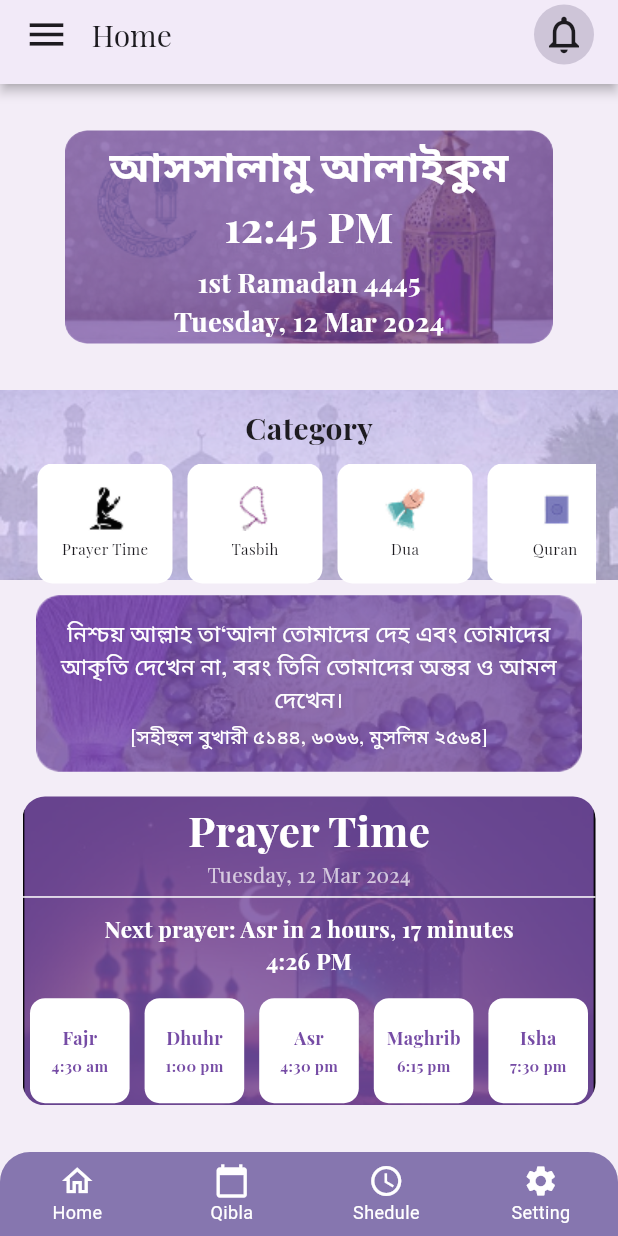
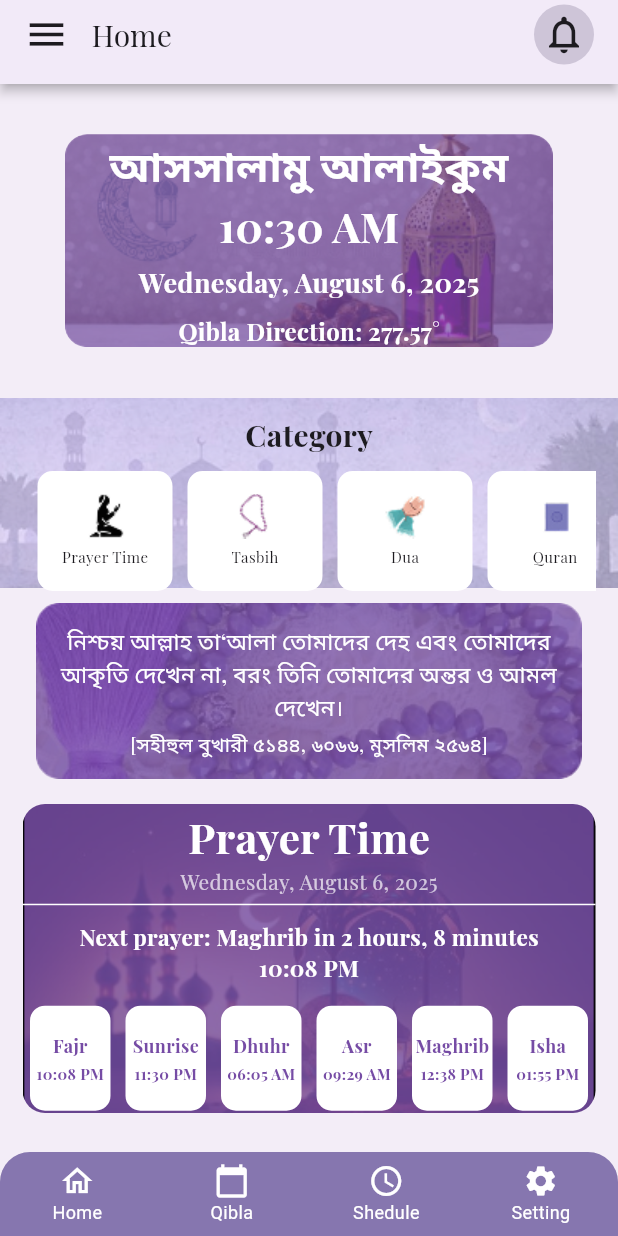
Before and after one commit to AbuZafor99/Muslim-Life, a Flutter app: the screen it shows after launch, on a phone screen of 412 x 824 dp. Run offline on Flutter 3.47's test engine with Material 3 defaults, Android fonts, the phone set to English and light mode, and no system bars; our stand-ins replace adhan, flutter_svg, lottie, timezone.

Commit message:
add time and date in the main nav

```diff
--- /dev/null
+++ b/lib/data/zilla_locations.dart
@@ -0,0 +1,68 @@
+
+
+final List<Map<String, dynamic>> zillaLocations = [
+  {'name': 'Bagerhat', 'latitude': 22.6667, 'longitude': 89.7833},
+  {'name': 'Bandarban', 'latitude': 22.2000, 'longitude': 92.2167},
+  {'name': 'Barguna', 'latitude': 22.1500, 'longitude': 90.1167},
+  {'name': 'Barisal', 'latitude': 22.7000, 'longitude': 90.3667},
+  {'name': 'Bhola', 'latitude': 22.6833, 'longitude': 90.6500},
+  {'name': 'Bogra', 'latitude': 24.8500, 'longitude': 89.3667},
+  {'name': 'Brahmanbaria', 'latitude': 23.9500, 'longitude': 91.1167},
+  {'name': 'Chandpur', 'latitude': 23.2167, 'longitude': 90.6500},
+  {'name': 'Chapai Nawabganj', 'latitude': 24.5833, 'longitude': 88.2833},
+  {'name': 'Chittagong', 'latitude': 22.3333, 'longitude': 91.8333},
+  {'name': 'Chuadanga', 'latitude': 23.6500, 'longitude': 88.8500},
+  {'name': 'Comilla', 'latitude': 23.4667, 'longitude': 91.1833},
+  {'name': 'Cox\'s Bazar', 'latitude': 21.4500, 'longitude': 91.9667},
+  {'name': 'Dhaka', 'latitude': 23.8103, 'longitude': 90.4125},
+  {'name': 'Dinajpur', 'latitude': 25.6333, 'longitude': 88.6333},
+  {'name': 'Faridpur', 'latitude': 23.6000, 'longitude': 89.8333},
+  {'name': 'Feni', 'latitude': 23.0167, 'longitude': 91.4000},
+  {'name': 'Gaibandha', 'latitude': 25.3333, 'longitude': 89.5500},
+  {'name': 'Gazipur', 'latitude': 24.0000, 'longitude': 90.4167},
+  {'name': 'Gopalganj', 'latitude': 23.0167, 'longitude': 89.8333},
+  {'name': 'Habiganj', 'latitude': 24.3833, 'longitude': 91.4167},
+  {'name': 'Jamalpur', 'latitude': 24.9167, 'longitude': 89.9500},
+  {'name': 'Jessore', 'latitude': 23.1667, 'longitude': 89.2167},
+  {'name': 'Jhalokati', 'latitude': 22.6333, 'longitude': 90.2000},
+  {'name': 'Jhenaidah', 'latitude': 23.5500, 'longitude': 89.1667},
+  {'name': 'Joypurhat', 'latitude': 25.1000, 'longitude': 89.0333},
+  {'name': 'Khagrachari', 'latitude': 23.1167, 'longitude': 91.9833},
+  {'name': 'Khulna', 'latitude': 22.8167, 'longitude': 89.5500},
+  {'name': 'Kishoreganj', 'latitude': 24.4333, 'longitude': 90.7833},
+  {'name': 'Kurigram', 'latitude': 25.8167, 'longitude': 89.6500},
+  {'name': 'Kushtia', 'latitude': 23.9000, 'longitude': 89.1167},
+  {'name': 'Lakshmipur', 'latitude': 22.9500, 'longitude': 90.8333},
+  {'name': 'Lalmonirhat', 'latitude': 25.9167, 'longitude': 89.4500},
+  {'name': 'Madaripur', 'latitude': 23.1667, 'longitude': 90.2167},
+  {'name': 'Magura', 'latitude': 23.4833, 'longitude': 89.4167},
+  {'name': 'Manikganj', 'latitude': 23.8667, 'longitude': 90.0500},
+  {'name': 'Meherpur', 'latitude': 23.7667, 'longitude': 88.6500},
+  {'name': 'Moulvibazar', 'latitude': 24.4833, 'longitude': 91.7667},
+  {'name': 'Munshiganj', 'latitude': 23.5333, 'longitude': 90.5333},
+  {'name': 'Mymensingh', 'latitude': 24.7500, 'longitude': 90.4167},
+  {'name': 'Naogaon', 'latitude': 24.8167, 'longitude': 88.9500},
+  {'name': 'Narail', 'latitude': 23.1833, 'longitude': 89.5000},
+  {'name': 'Narayanganj', 'latitude': 23.6167, 'longitude': 90.5000},
+  {'name': 'Narsingdi', 'latitude': 23.9167, 'longitude': 90.7167},
+  {'name': 'Natore', 'latitude': 24.4167, 'longitude': 89.0000},
+  {'name': 'Netrokona', 'latitude': 24.8833, 'longitude': 90.7333},
+  {'name': 'Nilphamari', 'latitude': 25.9333, 'longitude': 88.8500},
+  {'name': 'Noakhali', 'latitude': 22.8333, 'longitude': 91.1000},
+  {'name': 'Pabna', 'latitude': 24.0167, 'longitude': 89.2500},
+  {'name': 'Panchagarh', 'latitude': 26.3333, 'longitude': 88.5500},
+  {'name': 'Patuakhali', 'latitude': 22.3500, 'longitude': 90.3167},
+  {'name': 'Pirojpur', 'latitude': 22.5833, 'longitude': 89.9667},
+  {'name': 'Rajbari', 'latitude': 23.7500, 'longitude': 89.6500},
+  {'name': 'Rajshahi', 'latitude': 24.3667, 'longitude': 88.6000},
+  {'name': 'Rangamati', 'latitude': 22.6667, 'longitude': 92.1667},
+  {'name': 'Rangpur', 'latitude': 25.7500, 'longitude': 89.2500},
+  {'name': 'Satkhira', 'latitude': 22.7167, 'longitude': 89.0833},
+  {'name': 'Shariatpur', 'latitude': 23.2167, 'longitude': 90.3333},
+  {'name': 'Sherpur', 'latitude': 25.0167, 'longitude': 90.0167},
+  {'name': 'Sirajganj', 'latitude': 24.4500, 'longitude': 89.7167},
+  {'name': 'Sunamganj', 'latitude': 25.0667, 'longitude': 91.4000},
+  {'name': 'Sylhet', 'latitude': 24.9000, 'longitude': 91.8667},
+  {'name': 'Tangail', 'latitude': 24.2500, 'longitude': 89.9167},
+  {'name': 'Thakurgaon', 'latitude': 26.0333, 'longitude': 88.4667},
+];
--- a/lib/main.dart
+++ b/lib/main.dart
@@ -1,6 +1,9 @@
 import 'package:flutter/material.dart';
 import 'package:muslim_life/myapp.dart';
+import 'package:timezone/data/latest.dart' as tz;
 
 void main() {
+  WidgetsFlutterBinding.ensureInitialized();
+  tz.initializeTimeZones();
   runApp(const MuslimApp());
 }
--- a/lib/ui/screens/home_screen.dart
+++ b/lib/ui/screens/home_screen.dart
@@ -1,8 +1,11 @@
 import 'package:flutter/material.dart';
-import 'package:muslim_life/ui/widgets/salat_time_card.dart';
+import 'package:intl/intl.dart';
+import 'package:adhan/adhan.dart';
+import 'package:muslim_life/data/zilla_locations.dart';
+
 import '../widgets/bottom_nav_bar.dart';
 import '../widgets/category_card.dart';
-import 'package:muslim_life/ui/widgets/bottom_nav_bar.dart';
+import '../widgets/salat_time_card.dart';
 
 class HomeScreen extends StatefulWidget {
   const HomeScreen({super.key});
@@ -12,15 +15,18 @@ class HomeScreen extends StatefulWidget {
 }
 
 class _HomeScreenState extends State<HomeScreen> {
-  int _selectedIndex=0;
+  int _selectedIndex = 0;
 
-  final List<Map<String, String>> prayerTimes = [
-    {'name': 'Fajr', 'time': '4:30 am'},
-    {'name': 'Dhuhr', 'time': '1:00 pm'},
-    {'name': 'Asr', 'time': '4:30 pm'},
-    {'name': 'Maghrib', 'time': '6:15 pm'},
-    {'name': 'Isha', 'time': '7:30 pm'},
-  ];
+  late PrayerTimes _prayerTimes;
+  late Coordinates _coordinates;
+  late double _qiblaDirection;
+  bool _loading = true;
+
+  String _selectedDistrict = 'Dhaka';
+  String _selectedAsrMethod = 'Shafi';
+  CalculationMethod _selectedCalculationMethod = CalculationMethod.muslim_world_league;
+
+  List<Map<String, String>> prayerTimes = [];
 
   final List<Map<String, String>> category = [
     {"title": "Prayer Time", "image": "assets/images/pray 1.png"},
@@ -28,6 +34,83 @@ class _HomeScreenState extends State<HomeScreen> {
     {"title": "Dua", "image": "assets/images/dua 1.png"},
     {"title": "Quran", "image": "assets/images/quran.png"},
   ];
+
+  @override
+  void initState() {
+    super.initState();
+    _calculatePrayerTimes();
+  }
+
+  void _calculatePrayerTimes() {
+    final selected = zillaLocations.firstWhere(
+          (z) => z['name'] == _selectedDistrict,
+      orElse: () => {
+        'name': 'Dhaka',
+        'latitude': 23.8103,
+        'longitude': 90.4125,
+      },
+    );
+    _coordinates = Coordinates(
+      selected['latitude'],
+      selected['longitude'],
+    );
+
+    final params = _getCalculationMethod();
+    final now = DateTime.now();
+    final prayerTimesInstance = PrayerTimes(
+      _coordinates,
+      DateComponents.from(now),
+      params,
+    );
+
+    prayerTimes = [
+      {'name': 'Fajr', 'time': DateFormat('hh:mm a').format(prayerTimesInstance.fajr)},
+      {'name': 'Sunrise', 'time': DateFormat('hh:mm a').format(prayerTimesInstance.sunrise)},
+      {'name': 'Dhuhr', 'time': DateFormat('hh:mm a').format(prayerTimesInstance.dhuhr)},
+      {'name': 'Asr', 'time': DateFormat('hh:mm a').format(prayerTimesInstance.asr)},
+      {'name': 'Maghrib', 'time': DateFormat('hh:mm a').format(prayerTimesInstance.maghrib)},
+      {'name': 'Isha', 'time': DateFormat('hh:mm a').format(prayerTimesInstance.isha)},
+    ];
+
+    setState(() {
+      _prayerTimes = prayerTimesInstance;
+      _qiblaDirection = Qibla(_coordinates).direction;
+      _loading = false;
+    });
+  }
+
+  CalculationParameters _getCalculationMethod() {
+    switch (_selectedCalculationMethod) {
+      case CalculationMethod.karachi:
+        return CalculationMethod.karachi.getParameters();
+      case CalculationMethod.muslim_world_league:
+        return CalculationMethod.muslim_world_league.getParameters();
+      case CalculationMethod.umm_al_qura:
+        return CalculationMethod.umm_al_qura.getParameters();
+      case CalculationMethod.egyptian:
+        return CalculationMethod.egyptian.getParameters();
+      case CalculationMethod.north_america:
+        return CalculationMethod.north_america.getParameters();
+      default:
+        return CalculationMethod.muslim_world_league.getParameters();
+    }
+  }
+
+  BoxDecoration _dropdownDecoration() {
+    return BoxDecoration(
+      color: Colors.white,
+      borderRadius: BorderRadius.circular(12.0),
+      boxShadow: [
+        BoxShadow(
+          color: Colors.grey.withAlpha(20),
+          spreadRadius: 1,
+          blurRadius: 5,
+          offset: const Offset(0, 3),
+        ),
+      ],
+      border: Border.all(color: const Color(0xff764CA5), width: 1.5),
+    );
+  }
 
   void _onItemTapped(int index) {
     setState(() {
@@ -37,6 +120,50 @@ class _HomeScreenState extends State<HomeScreen> {
 
   @override
   Widget build(BuildContext context) {
+    if (_loading) {
+      return const Scaffold(body: Center(child: CircularProgressIndicator()));
+    }
+
+    String nextPrayerName = '';
+    Duration timeRemaining = Duration.zero;
+    DateTime now = DateTime.now();
+
+    if (now.isBefore(_prayerTimes.fajr)) {
+      nextPrayerName = 'Fajr';
+      timeRemaining = _prayerTimes.fajr.difference(now);
+    } else if (now.isBefore(_prayerTimes.sunrise)) {
+      nextPrayerName = 'Sunrise';
+      timeRemaining = _prayerTimes.sunrise.difference(now);
+    } else if (now.isBefore(_prayerTimes.dhuhr)) {
+      nextPrayerName = 'Dhuhr';
+      timeRemaining = _prayerTimes.dhuhr.difference(now);
+    } else if (now.isBefore(_prayerTimes.asr)) {
+      nextPrayerName = 'Asr';
+      timeRemaining = _prayerTimes.asr.difference(now);
+    } else if (now.isBefore(_prayerTimes.maghrib)) {
+      nextPrayerName = 'Maghrib';
+      timeRemaining = _prayerTimes.maghrib.difference(now);
+    } else if (now.isBefore(_prayerTimes.isha)) {
+      nextPrayerName = 'Isha';
+      timeRemaining = _prayerTimes.isha.difference(now);
+    } else {
+      nextPrayerName = 'Fajr';
+      final tomorrow = now.add(const Duration(days: 1));
+      final tomorrowPrayerTimes = PrayerTimes(
+        _coordinates,
+        DateComponents.from(tomorrow),
+        _getCalculationMethod(),
+      );
+      timeRemaining = tomorrowPrayerTimes.fajr.difference(now);
+    }
+
+    String formattedTimeRemaining = '';
+    if (timeRemaining.inHours > 0) {
+      formattedTimeRemaining += '${timeRemaining.inHours} hours, ';
+    }
+    formattedTimeRemaining += '${timeRemaining.inMinutes.remainder(60)} minutes';
+
+
     return Scaffold(
       extendBody: true,
       backgroundColor: const Color(0xFFF3EDF7),
@@ -116,9 +243,9 @@ class _HomeScreenState extends State<HomeScreen> {
                                 color: Colors.white,
                               ),
                             ),
-                            const Text(
-                              '12:45 PM',
-                              style: TextStyle(
+                            Text(
+                              DateFormat('hh:mm a').format(DateTime.now()),
+                              style: const TextStyle(
                                 fontFamily: 'playfair',
                                 fontSize: 28,
                                 color: Colors.white,
@@ -126,22 +253,25 @@ class _HomeScreenState extends State<HomeScreen> {
                               ),
                             ),
                             const SizedBox(height: 5),
-                            const Text(
-                              '1st Ramadan 4445',
-                              style: TextStyle(
+                            Text(
+                              DateFormat.yMMMMEEEEd().format(DateTime.now()),
+                              style: const TextStyle(
                                 fontFamily: 'playfair',
                                 fontSize: 18,
                                 color: Colors.white,
                                 fontWeight: FontWeight.bold,
                               ),
                             ),
-                            const Text(
-                              'Tuesday, 12 Mar 2024',
-                              style: TextStyle(
+                            Padding(
+                              padding: const EdgeInsets.only(top: 8.0),
+                              child: Text(
+                                'Qibla Direction: ${_qiblaDirection.toStringAsFixed(2)}°',
+                                style: const TextStyle(
                                   fontFamily: 'playfair',
-                                fontSize: 18,
+                                  fontSize: 16,
                                   color: Colors.white,
                                   fontWeight: FontWeight.bold,
+                                ),
                               ),
                             ),
                           ],
@@ -161,10 +291,10 @@ class _HomeScreenState extends State<HomeScreen> {
                       ),
                       Container(
                         padding:
-                            EdgeInsets.symmetric(horizontal: 15, vertical: 10),
+                        const EdgeInsets.symmetric(horizontal: 15, vertical: 10),
                         child: Column(
                           children: [
-                            Center(
+                            const Center(
                               child: Text(
                                 "Category",
                                 style: TextStyle(
@@ -197,7 +327,7 @@ class _HomeScreenState extends State<HomeScreen> {
                 ),
                 Container(
                   width: double.infinity,
-                  padding: EdgeInsets.only(top: 10, bottom: 10),
+                  padding: const EdgeInsets.only(top: 10, bottom: 10),
                   margin: const EdgeInsets.only(left: 16, right: 16),
                   decoration:
                   BoxDecoration(borderRadius: BorderRadius.circular(15)),
@@ -247,8 +377,8 @@ class _HomeScreenState extends State<HomeScreen> {
                   ),
                 ),
                 Container(
-                  margin: EdgeInsets.symmetric(horizontal: 15),
-                  padding: EdgeInsets.only(bottom: 10),
+                  margin: const EdgeInsets.symmetric(horizontal: 15),
+                  padding: const EdgeInsets.only(bottom: 10),
                   width: MediaQuery.of(context).size.width,
                   decoration:
                   BoxDecoration(borderRadius: BorderRadius.circular(15)),
@@ -279,31 +409,30 @@ class _HomeScreenState extends State<HomeScreen> {
                                 color: Colors.white,
                               ),
                             ),
-                            const Text(
-                              'Tuesday, 12 Mar 2024',
-                              style: TextStyle(
+                            Text(
+                              DateFormat.yMMMMEEEEd().format(DateTime.now()),
+                              style: const TextStyle(
                                 fontFamily: 'playfair',
                                 fontSize: 14,
                                 color: Colors.white70,
                               ),
                             ),
                             const SizedBox(height: 5),
-                            Divider(
+                            const Divider(
                                 height: 1, thickness: 1, color: Colors.white),
                             const SizedBox(height: 10),
-                            // Next prayer text and large time display
-                            const Text(
-                              'Next prayer: Asr in 2 hours, 17 minutes',
-                              style: TextStyle(
+                            Text(
+                              'Next prayer: $nextPrayerName in $formattedTimeRemaining',
+                              style: const TextStyle(
                                 fontFamily: 'playfair',
                                 fontSize: 15,
                                 color: Colors.white,
                                 fontWeight: FontWeight.bold,
                               ),
                             ),
-                            const Text(
-                              '4:26 PM',
-                              style: TextStyle(
+                            Text(
+                              DateFormat('hh:mm a').format(_prayerTimes.fajr),
+                              style: const TextStyle(
                                 fontFamily: 'playfair',
                                 fontSize: 15,
                                 fontWeight: FontWeight.bold,
@@ -316,9 +445,7 @@ class _HomeScreenState extends State<HomeScreen> {
                               child: Row(
                                 mainAxisAlignment: MainAxisAlignment.center,
                                 children: [
-                                  for (int i = 0;
-                                      i < prayerTimes.length;
-                                      i++)
+                                  for (int i = 0; i < prayerTimes.length; i++)
                                     Expanded(
                                       child: SalatTimeCard(
                                         title: prayerTimes[i]['name']!,
@@ -351,7 +478,7 @@ class _HomeScreenState extends State<HomeScreen> {
       bottomNavigationBar: MainNavBarHolder(
         selectedIndex: _selectedIndex,
         onItemSelected: _onItemTapped,
-        )
+      ),
     );
   }
 }
--- a/pubspec.yaml
+++ b/pubspec.yaml
@@ -17,6 +17,9 @@ dependencies:
   cupertino_icons: ^1.0.8
   flutter_svg: ^2.2.0
   lottie: ^3.3.1
+  adhan: ^2.0.0-nullsafety.1
+  intl: ^0.19.0
+  timezone: ^0.9.4
 
 dev_dependencies:
   flutter_test:
```
Also changed, not shown: pubspec.lock. Lines whose indentation alone changed are shown as unchanged.
